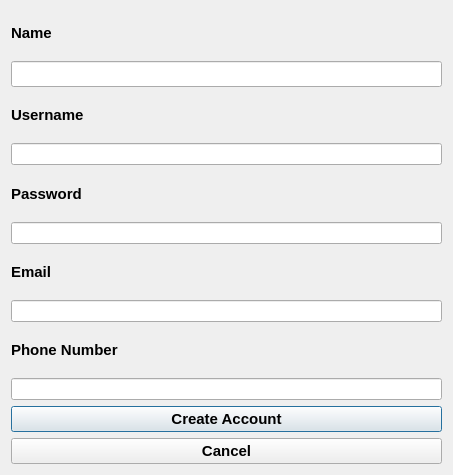
First picture: the form in createaccountwindow.ui, repository AP-projects-4001/-, before the edit.
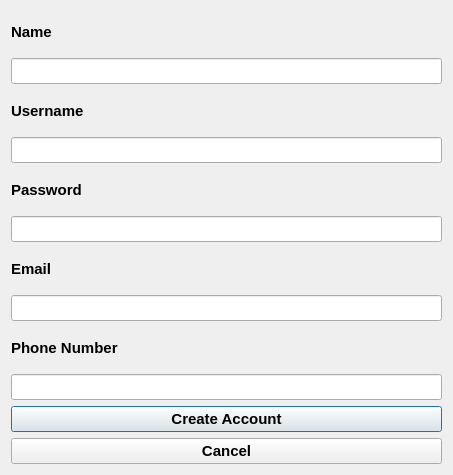
Second picture: the form after the edit.

Patch:
```diff
--- a/createaccountwindow.ui
+++ b/createaccountwindow.ui
@@ -33,6 +33,8 @@
      <property name="font">
       <font>
        <pointsize>11</pointsize>
+       <weight>75</weight>
+       <bold>true</bold>
       </font>
      </property>
     </widget>
@@ -52,7 +54,15 @@
     </widget>
    </item>
    <item>
-    <widget class="QLineEdit" name="input_username"/>
+    <widget class="QLineEdit" name="input_username">
+     <property name="font">
+      <font>
+       <pointsize>11</pointsize>
+       <weight>75</weight>
+       <bold>true</bold>
+      </font>
+     </property>
+    </widget>
    </item>
    <item>
     <widget class="QLabel" name="label_3">
@@ -69,7 +79,15 @@
     </widget>
    </item>
    <item>
-    <widget class="QLineEdit" name="input_password"/>
+    <widget class="QLineEdit" name="input_password">
+     <property name="font">
+      <font>
+       <pointsize>11</pointsize>
+       <weight>75</weight>
+       <bold>true</bold>
+      </font>
+     </property>
+    </widget>
    </item>
    <item>
     <widget class="QLabel" name="label_4">
@@ -86,7 +104,15 @@
     </widget>
    </item>
    <item>
-    <widget class="QLineEdit" name="input_email"/>
+    <widget class="QLineEdit" name="input_email">
+     <property name="font">
+      <font>
+       <pointsize>11</pointsize>
+       <weight>75</weight>
+       <bold>true</bold>
+      </font>
+     </property>
+    </widget>
    </item>
    <item>
     <widget class="QLabel" name="label_5">
@@ -103,7 +129,15 @@
     </widget>
    </item>
    <item>
-    <widget class="QLineEdit" name="input_phone_number"/>
+    <widget class="QLineEdit" name="input_phone_number">
+     <property name="font">
+      <font>
+       <pointsize>11</pointsize>
+       <weight>75</weight>
+       <bold>true</bold>
+      </font>
+     </property>
+    </widget>
    </item>
    <item>
     <widget class="QPushButton" name="create_button">
```
Left out of the diff: 3 changed lines with no effect on the pictures.
